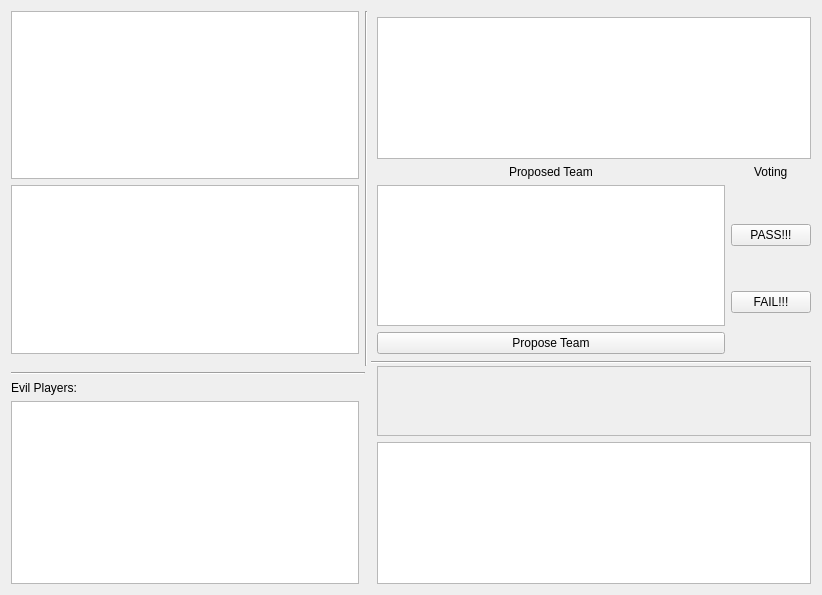
The window that src/gui/gamewindow.ui (JRandomHacker/CS429-Avalon) describes before a commit, drawn with Qt 5.
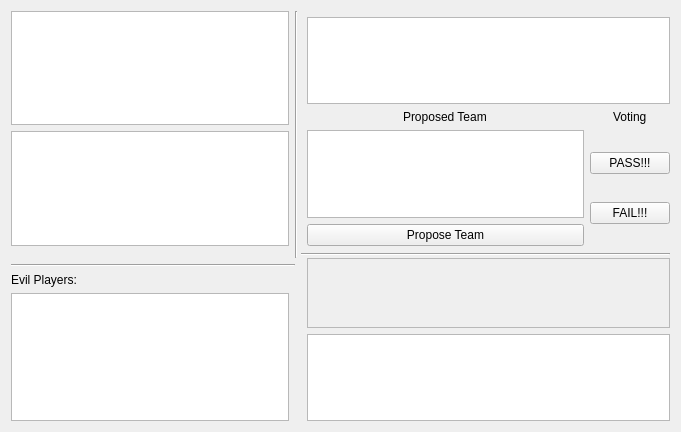
The same window after the commit.

```diff
--- a/src/gui/gamewindow.ui
+++ b/src/gui/gamewindow.ui
@@ -6,8 +6,8 @@
    <rect>
     <x>0</x>
     <y>0</y>
-    <width>822</width>
-    <height>595</height>
+    <width>681</width>
+    <height>432</height>
    </rect>
   </property>
   <property name="windowTitle">
@@ -107,8 +107,8 @@
          <rect>
           <x>0</x>
           <y>0</y>
-          <width>436</width>
-          <height>85</height>
+          <width>320</width>
+          <height>201</height>
          </rect>
         </property>
        </widget>
```
